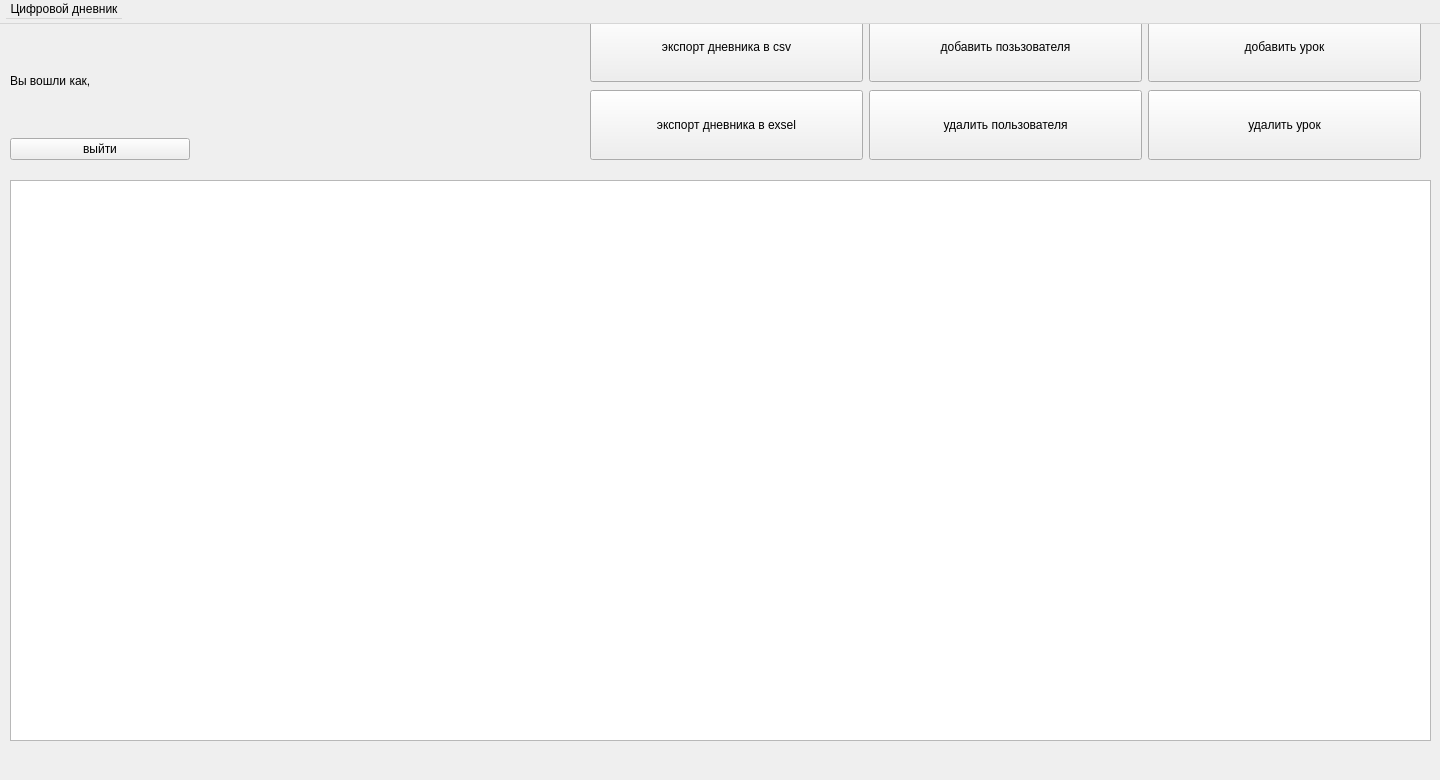
The window that ui/main_window_3.ui (Tanax-Xt/Digital-journal-Desktop) describes before a commit, drawn with Qt 5.
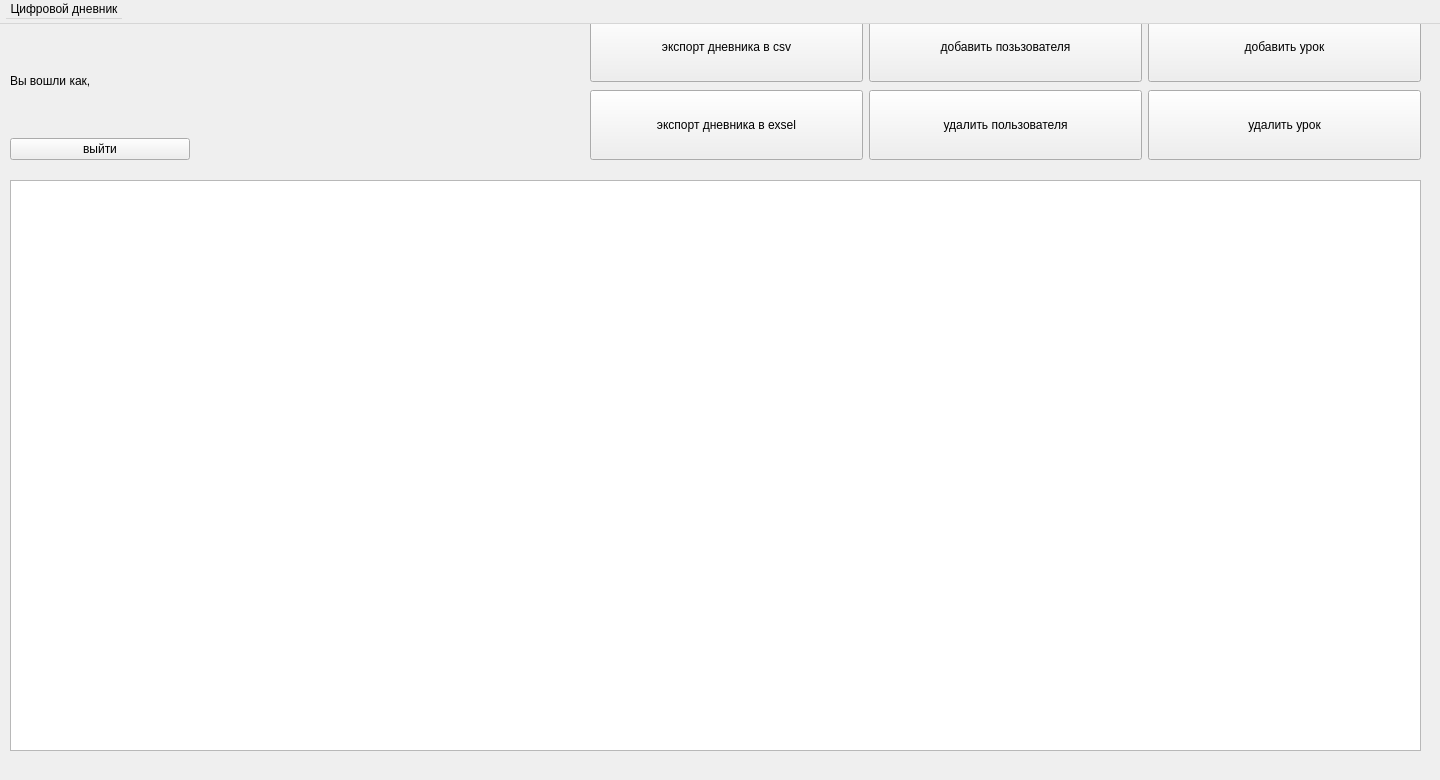
The same window after the commit.

Commit message: update func of add and del users add table with marks

Patch:
```diff
--- a/ui/main_window_3.ui
+++ b/ui/main_window_3.ui
@@ -174,13 +174,13 @@
      </item>
     </layout>
    </widget>
-   <widget class="QTableWidget" name="tableWidget">
+   <widget class="QTableView" name="tableView">
     <property name="geometry">
      <rect>
       <x>10</x>
       <y>180</y>
-      <width>1421</width>
-      <height>561</height>
+      <width>1411</width>
+      <height>571</height>
      </rect>
     </property>
    </widget>
```
The commit also changes 5 other files.
